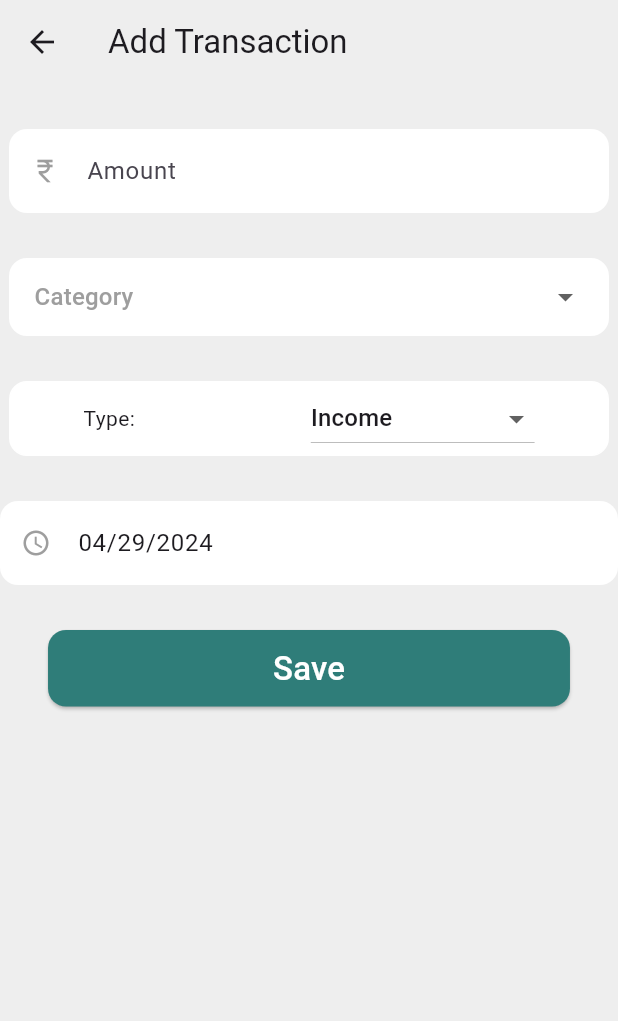
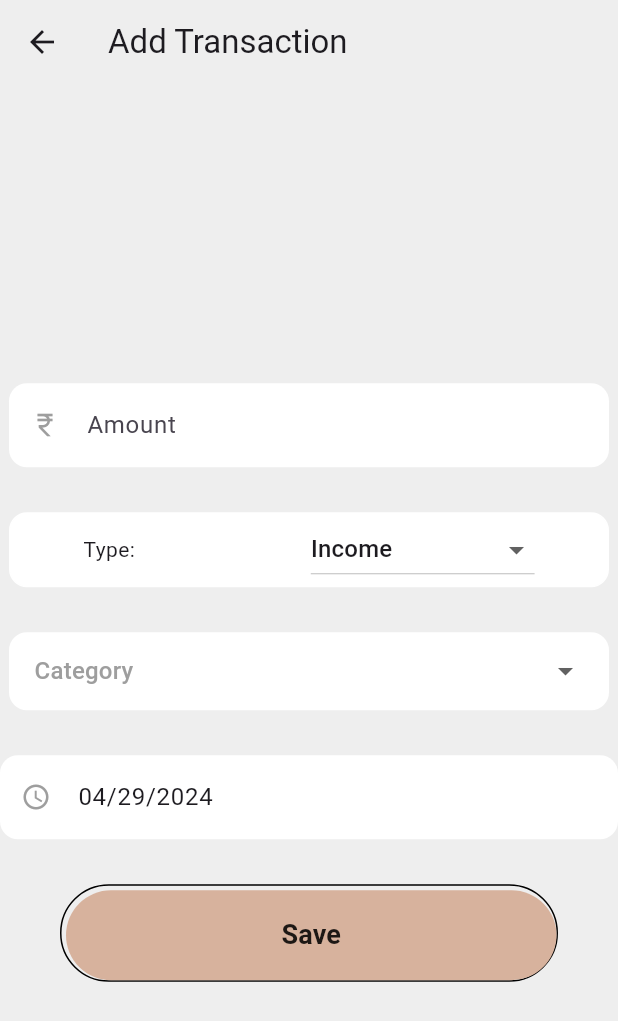
Before and after one commit to KushalAmatya/Finance_Tracker, a Flutter app: the addItem screen opened directly, on a phone screen of 412 x 824 dp. Shown: the top 1021 px of the screen. Run offline on Flutter 3.47's test engine with Material 3 defaults, Android fonts, the phone set to English and light mode, and no system bars; our stand-ins replace animate_do, card_swiper, cloud_firestore, firebase_auth, firebase_core, fl_chart and 2 more; missing offline and left inert: dart:html, dart:js_interop; accounts and stored records are empty.

Commit message:
icons added

```diff
--- a/lib/screens/History/History.dart
+++ b/lib/screens/History/History.dart
@@ -34,7 +34,7 @@ class _HistoryState extends State<History> {
       ),
       body: Column(
         children: [
-          Text("Transactions"),
+          // Text("Transactions"),
           Months(onChanged: (String? value) {
             if (value != null) {
               setState(() {
--- a/lib/screens/History/Transactioncard.dart
+++ b/lib/screens/History/Transactioncard.dart
@@ -7,11 +7,13 @@ import 'package:intl/intl.dart';
 class TransactionCard extends StatelessWidget {
   const TransactionCard({super.key, this.data});
   final dynamic data;
+
   @override
   Widget build(BuildContext context) {
     // print(DateTime.parse(data['created']));
     DateTime dt = data['created'].toDate();
-
+    IconData iconData = categoryData[data['category']]!['icon'];
+    Color color = categoryData[data['category']]!['color'];
     return Padding(
       padding: const EdgeInsets.all(15),
       child: Column(
@@ -45,10 +47,12 @@ class TransactionCard extends StatelessWidget {
                             width: 30,
                             height: 30,
                             decoration: BoxDecoration(
-                                borderRadius: BorderRadius.circular(15),
-                                color: Colors.green),
+                                shape: BoxShape.circle, color: color),
                             child: Center(
-                              child: Icon(Icons.local_grocery_store),
+                              child: Icon(
+                                iconData,
+                                color: Colors.white,
+                              ),
                             ),
                           ),
                         ),
@@ -79,3 +83,16 @@ class TransactionCard extends StatelessWidget {
     );
   }
 }
+
+const Map<String, Map<String, dynamic>> categoryData = {
+  "Food": {"icon": Icons.fastfood, "color": Colors.red},
+  "Entertainment": {"icon": Icons.movie, "color": Colors.blue},
+  "Rent": {"icon": Icons.home, "color": Colors.orange},
+  "Transportation": {"icon": Icons.directions_car, "color": Colors.green},
+  "Education": {"icon": Icons.school, "color": Colors.purple},
+  "Health": {"icon": Icons.local_hospital, "color": Colors.teal},
+  "Others": {"icon": Icons.attach_money, "color": Colors.grey},
+  "Salary": {"icon": Icons.work, "color": Colors.green},
+  "Bonus": {"icon": Icons.monetization_on, "color": Colors.amber},
+  "Interest": {"icon": Icons.account_balance, "color": Colors.indigo},
+};
--- a/lib/screens/addTransaction.dart
+++ b/lib/screens/addTransaction.dart
@@ -22,7 +22,25 @@ class _addItemState extends State<addItem> {
     'Income',
     'Expense',
   ];
-  final List<String> _item = [
+  final List<String> _incomeCategories = [
+    "Salary",
+    "Bonus",
+    "Interest",
+    "Others"
+  ];
+  final Map<String, Map<String, dynamic>> categoryData = {
+    "Food": {"icon": Icons.fastfood, "color": Colors.red},
+    "Entertainment": {"icon": Icons.movie, "color": Colors.blue},
+    "Rent": {"icon": Icons.home, "color": Colors.orange},
+    "Transportation": {"icon": Icons.directions_car, "color": Colors.green},
+    "Education": {"icon": Icons.school, "color": Colors.purple},
+    "Health": {"icon": Icons.local_hospital, "color": Colors.teal},
+    "Others": {"icon": Icons.attach_money, "color": Colors.grey},
+    "Salary": {"icon": Icons.work, "color": Colors.green},
+    "Bonus": {"icon": Icons.monetization_on, "color": Colors.amber},
+    "Interest": {"icon": Icons.account_balance, "color": Colors.indigo},
+  };
+  final List<String> _expenseCategories = [
     "Food",
     "Entertainment",
     "Rent",
@@ -31,6 +49,8 @@ class _addItemState extends State<addItem> {
     "Health",
     "Others"
   ];
+  List<String> _item = [];
+
   final user = FirebaseAuth.instance.currentUser!;
   final AmountController = TextEditingController();
   final DateController = TextEditingController();
@@ -47,6 +67,7 @@ class _addItemState extends State<addItem> {
     // TODO: implement initState
     DateController.text = DateFormat("MM/dd/yyy").format(DateTime.now());
     monthYear = DateFormat("MMM y").format(DateTime.now());
+    _item = _incomeCategories;
     super.initState();
   }
 
@@ -144,7 +165,7 @@ class _addItemState extends State<addItem> {
         child: Container(
           color: Colors.grey[200],
           child: Column(
-            // mainAxisAlignment: MainAxisAlignment.spaceEvenly,
+            mainAxisAlignment: MainAxisAlignment.center,
             children: <Widget>[
               SizedBox(
                 height: 30,
@@ -173,54 +194,6 @@ class _addItemState extends State<addItem> {
                 height: 30,
               ),
 
-              //
-              Container(
-                width: 400,
-                padding: EdgeInsets.symmetric(horizontal: 15),
-                decoration: BoxDecoration(
-                    color: Colors.white,
-                    borderRadius: BorderRadius.circular(12),
-                    border: Border.all(width: 2, color: Colors.white)),
-                child: DropdownButton<String>(
-                  value: categoryitem,
-                  items: _item
-                      .map((e) => DropdownMenuItem(
-                            value: e,
-                            child: Container(
-                              child: Row(
-                                children: [
-                                  Container(
-                                    width: 40,
-                                  ),
-                                  Text(
-                                    e,
-                                    style: TextStyle(
-                                        fontSize: 18, color: Colors.grey),
-                                  )
-                                ],
-                              ),
-                            ),
-                          ))
-                      .toList(),
-                  hint: Text(
-                    "Category",
-                    style: TextStyle(
-                      color: Colors.grey,
-                    ),
-                  ),
-                  dropdownColor: Colors.white,
-                  isExpanded: true,
-                  underline: Container(),
-                  onChanged: ((value) {
-                    setState(() {
-                      categoryitem = value!;
-                    });
-                  }),
-                ),
-              ),
-              SizedBox(
-                height: 30,
-              ),
               Container(
                 width: 400,
                 decoration: BoxDecoration(
@@ -248,6 +221,13 @@ class _addItemState extends State<addItem> {
                       onChanged: (String? newVal) {
                         setState(() {
                           dropdownValue = newVal!;
+                          // Change categories based on the selected transaction type
+                          if (dropdownValue == 'Income') {
+                            _item = _incomeCategories;
+                          } else {
+                            _item = _expenseCategories;
+                          }
+                          categoryitem = null; // Reset category selection
                         });
                       },
                       hint: Text('Transaction Type'),
@@ -255,6 +235,68 @@ class _addItemState extends State<addItem> {
                   ],
                 ),
               ),
+              //
+              SizedBox(
+                height: 30,
+              ),
+              Container(
+                width: 400,
+                padding: EdgeInsets.symmetric(horizontal: 15),
+                decoration: BoxDecoration(
+                  color: Colors.white,
+                  borderRadius: BorderRadius.circular(12),
+                  border: Border.all(width: 2, color: Colors.white),
+                ),
+                child: DropdownButton<String>(
+                  value: categoryitem,
+                  items: _item
+                      .map((e) => DropdownMenuItem(
+                            value: e,
+                            child: Container(
+                              child: Row(
+                                children: [
+                                  Container(
+                                    width: 40,
+                                  ),
+                                  Container(
+                                    decoration: BoxDecoration(
+                                        shape: BoxShape.circle,
+                                        color: categoryData[e]!['color']),
+                                    child: Padding(
+                                        padding: const EdgeInsets.all(8.0),
+                                        child: Icon(
+                                          categoryData[e]!['icon'],
+                                          color: Colors.white,
+                                        )),
+                                  ),
+                                  SizedBox(width: 10),
+                                  Text(
+                                    e,
+                                    style: TextStyle(
+                                        fontSize: 18, color: Colors.grey),
+                                  )
+                                ],
+                              ),
+                            ),
+                          ))
+                      .toList(),
+                  hint: Text(
+                    "Category",
+                    style: TextStyle(
+                      color: Colors.grey,
+                    ),
+                  ),
+                  dropdownColor: Colors.white,
+                  isExpanded: true,
+                  underline: Container(),
+                  onChanged: ((value) {
+                    setState(() {
+                      categoryitem = value!;
+                    });
+                  }),
+                ),
+              ),
+
               SizedBox(
                 height: 30,
               ),
@@ -294,13 +336,17 @@ class _addItemState extends State<addItem> {
               SizedBox(
                 height: 30,
               ),
-              ElevatedButton(
-                style: TextButton.styleFrom(
-                    padding:
-                        EdgeInsets.symmetric(horizontal: 150, vertical: 10),
-                    backgroundColor: Color.fromARGB(255, 47, 125, 121),
-                    shape: RoundedRectangleBorder(
-                        borderRadius: BorderRadius.circular(12))),
+              Padding(
+                padding: EdgeInsets.symmetric(horizontal: 40),
+                child: Container(
+                  padding: EdgeInsets.only(top: 3, left: 3),
+                  decoration: BoxDecoration(
+                    borderRadius: BorderRadius.circular(50),
+                    border: Border.all(color: Colors.black),
+                  ),
+                  child: MaterialButton(
+                    minWidth: double.infinity,
+                    height: 60,
                     onPressed: () async {
                       // Add transaction
 
@@ -335,7 +381,8 @@ class _addItemState extends State<addItem> {
                             categoryitem.toString(),
                             totalAmountForCategory +
                                 int.parse(AmountController.text).toDouble());
-                    Navigator.pop(context, int.parse(AmountController.text));
+                        Navigator.pop(
+                            context, int.parse(AmountController.text));
                         toastification.show(
                             context: context,
                             title: Text('Successfully added'),
@@ -347,9 +394,17 @@ class _addItemState extends State<addItem> {
                             primaryColor: Colors.green);
                       }
                     },
+                    color: Color.fromRGBO(215, 178, 157, 1),
+                    elevation: 0,
+                    shape: RoundedRectangleBorder(
+                      borderRadius: BorderRadius.circular(50),
+                    ),
                     child: Text(
-                  'Save',
-                  style: TextStyle(color: Colors.white, fontSize: 22),
+                      "Save",
+                      style:
+                          TextStyle(fontWeight: FontWeight.w600, fontSize: 18),
+                    ),
+                  ),
                 ),
               ),
             ],
```
Also changed, not shown: lib/screens/Budget.dart (+24 -5 lines), lib/screens/History/Category.dart (+15 -9 lines), lib/screens/Home.dart (+22 -3 lines). Lines whose indentation alone changed are shown as unchanged.
